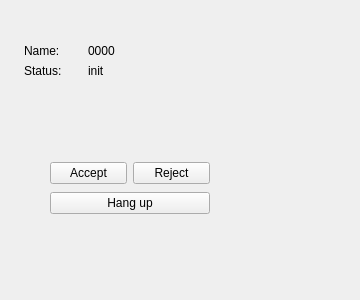
Qt form call_window.ui (FunnySqirrel/Softophone) before a commit.
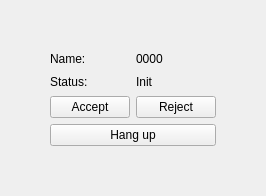
The same form after that commit.

Commit message: Create call status control, create registration control.

Patch:
```diff
--- a/call_window.ui
+++ b/call_window.ui
@@ -6,59 +6,27 @@
    <rect>
     <x>0</x>
     <y>0</y>
-    <width>360</width>
-    <height>300</height>
+    <width>260</width>
+    <height>196</height>
    </rect>
   </property>
   <property name="windowTitle">
    <string>Form</string>
   </property>
-  <widget class="QWidget" name="layoutWidget">
-   <property name="geometry">
-    <rect>
-     <x>50</x>
-     <y>160</y>
-     <width>160</width>
-     <height>56</height>
-    </rect>
+  <layout class="QVBoxLayout" name="verticalLayout_2" stretch="0,0">
+   <property name="leftMargin">
+    <number>50</number>
    </property>
-   <layout class="QVBoxLayout" name="verticalLayout">
-    <item>
-     <layout class="QHBoxLayout" name="horizontalLayout">
-      <item>
-       <widget class="QPushButton" name="accept_btn">
-        <property name="text">
-         <string>Accept</string>
-        </property>
-       </widget>
-      </item>
-      <item>
-       <widget class="QPushButton" name="reject_btn">
-        <property name="text">
-         <string>Reject</string>
-        </property>
-       </widget>
-      </item>
-     </layout>
-    </item>
-    <item>
-     <widget class="QPushButton" name="hangup_btn">
-      <property name="text">
-       <string>Hang up</string>
-      </property>
-     </widget>
-    </item>
-   </layout>
-  </widget>
-  <widget class="QWidget" name="">
-   <property name="geometry">
-    <rect>
-     <x>24</x>
-     <y>44</y>
-     <width>121</width>
-     <height>34</height>
-    </rect>
-   </property>
+   <property name="topMargin">
+    <number>50</number>
+   </property>
+   <property name="rightMargin">
+    <number>50</number>
+   </property>
+   <property name="bottomMargin">
+    <number>50</number>
+   </property>
+   <item>
    <layout class="QGridLayout" name="gridLayout">
     <item row="0" column="0">
      <widget class="QLabel" name="name_label">
@@ -87,13 +55,48 @@
     <item row="1" column="1">
      <widget class="QLabel" name="status_value">
       <property name="text">
-       <string>init</string>
+        <string>Init</string>
       </property>
      </widget>
     </item>
    </layout>
-  </widget>
- </widget>
+   </item>
+   <item>
+    <layout class="QVBoxLayout" name="verticalLayout">
+     <item>
+      <layout class="QHBoxLayout" name="horizontalLayout">
+       <item>
+        <widget class="QPushButton" name="accept_btn">
+         <property name="text">
+          <string>Accept</string>
+         </property>
+        </widget>
+       </item>
+       <item>
+        <widget class="QPushButton" name="reject_btn">
+         <property name="text">
+          <string>Reject</string>
+         </property>
+        </widget>
+       </item>
+      </layout>
+     </item>
+     <item>
+      <widget class="QPushButton" name="hangup_btn">
+       <property name="text">
+        <string>Hang up</string>
+       </property>
+      </widget>
+     </item>
+    </layout>
+   </item>
+  </layout>
+ </widget>
+ <tabstops>
+  <tabstop>accept_btn</tabstop>
+  <tabstop>reject_btn</tabstop>
+  <tabstop>hangup_btn</tabstop>
+ </tabstops>
  <resources/>
  <connections/>
 </ui>
```
Lines whose indentation alone changed are shown as unchanged. The commit also changes 7 other files.
